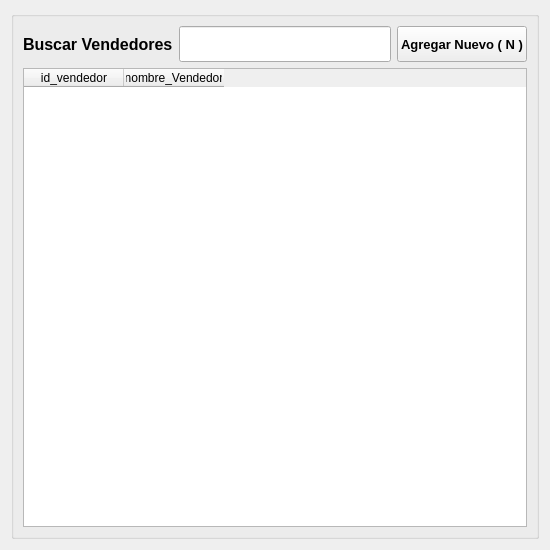
Above: ui/listavendedores.ui from OesteDEV/TPV before the change. Below: the same form after it.
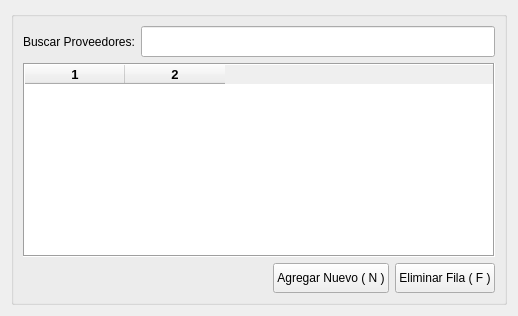
That is the form after the change. Icons and pictures are not drawn.

Diff of the .ui file:
```diff
--- a/ui/listavendedores.ui
+++ b/ui/listavendedores.ui
@@ -6,22 +6,10 @@
    <rect>
     <x>0</x>
     <y>0</y>
-    <width>550</width>
-    <height>550</height>
+    <width>518</width>
+    <height>316</height>
    </rect>
   </property>
-  <property name="minimumSize">
-   <size>
-    <width>550</width>
-    <height>550</height>
-   </size>
-  </property>
-  <property name="maximumSize">
-   <size>
-    <width>550</width>
-    <height>550</height>
-   </size>
-  </property>
   <property name="windowTitle">
    <string>Lista de Vendedores</string>
   </property>
@@ -32,30 +20,13 @@
   <property name="windowOpacity">
    <double>21.000000000000000</double>
   </property>
-  <layout class="QGridLayout" name="gridLayout">
+  <layout class="QGridLayout" name="gridLayout" columnstretch="0,0">
    <item row="0" column="0" colspan="2">
     <widget class="QGroupBox" name="groupBox">
      <property name="title">
       <string/>
      </property>
-     <layout class="QGridLayout" name="gridLayout_2" rowstretch="0,0,0">
-      <item row="0" column="1" rowspan="2">
-       <widget class="QLineEdit" name="lineEdit">
-        <property name="sizePolicy">
-         <sizepolicy hsizetype="Expanding" vsizetype="Expanding">
-          <horstretch>0</horstretch>
-          <verstretch>0</verstretch>
-         </sizepolicy>
-        </property>
-        <property name="font">
-         <font>
-          <pointsize>18</pointsize>
-          <weight>75</weight>
-          <bold>true</bold>
-         </font>
-        </property>
-       </widget>
-      </item>
+     <layout class="QGridLayout" name="gridLayout_2" rowstretch="0,0,0,0">
       <item row="0" column="0" rowspan="2">
        <widget class="QLabel" name="label">
         <property name="sizePolicy">
@@ -64,35 +35,169 @@
           <verstretch>0</verstretch>
          </sizepolicy>
         </property>
-        <property name="font">
-         <font>
-          <family>Arial</family>
-          <pointsize>12</pointsize>
-          <weight>75</weight>
-          <bold>true</bold>
-         </font>
-        </property>
         <property name="text">
-         <string>Buscar Vendedores</string>
+         <string>Buscar Proveedores:</string>
         </property>
        </widget>
       </item>
-      <item row="0" column="2" rowspan="2">
-       <widget class="QPushButton" name="nuevo">
-        <property name="sizePolicy">
-         <sizepolicy hsizetype="Fixed" vsizetype="Expanding">
-          <horstretch>0</horstretch>
-          <verstretch>0</verstretch>
-         </sizepolicy>
+      <item row="2" column="0" colspan="4">
+       <widget class="QTableWidget" name="tableWidget">
+        <property name="palette">
+         <palette>
+          <active>
+           <colorrole role="Text">
+            <brush brushstyle="SolidPattern">
+             <color alpha="255">
+              <red>0</red>
+              <green>0</green>
+              <blue>255</blue>
+             </color>
+            </brush>
+           </colorrole>
+          </active>
+          <inactive>
+           <colorrole role="Text">
+            <brush brushstyle="SolidPattern">
+             <color alpha="255">
+              <red>0</red>
+              <green>0</green>
+              <blue>255</blue>
+             </color>
+            </brush>
+           </colorrole>
+          </inactive>
+          <disabled>
+           <colorrole role="Text">
+            <brush brushstyle="SolidPattern">
+             <color alpha="255">
+              <red>120</red>
+              <green>120</green>
+              <blue>120</blue>
+             </color>
+            </brush>
+           </colorrole>
+          </disabled>
+         </palette>
         </property>
         <property name="font">
          <font>
-          <family>Arial</family>
+          <family>MS Shell Dlg 2</family>
           <pointsize>10</pointsize>
           <weight>75</weight>
           <bold>true</bold>
          </font>
         </property>
+        <property name="frameShape">
+         <enum>QFrame::Box</enum>
+        </property>
+        <property name="editTriggers">
+         <set>QAbstractItemView::NoEditTriggers</set>
+        </property>
+        <property name="columnCount">
+         <number>2</number>
+        </property>
+        <attribute name="horizontalHeaderVisible">
+         <bool>true</bool>
+        </attribute>
+        <attribute name="verticalHeaderVisible">
+         <bool>false</bool>
+        </attribute>
+        <column/>
+        <column/>
+       </widget>
+      </item>
+      <item row="0" column="1" rowspan="2" colspan="3">
+       <widget class="QLineEdit" name="lineEdit">
+        <property name="sizePolicy">
+         <sizepolicy hsizetype="Expanding" vsizetype="Expanding">
+          <horstretch>0</horstretch>
+          <verstretch>0</verstretch>
+         </sizepolicy>
+        </property>
+        <property name="palette">
+         <palette>
+          <active>
+           <colorrole role="Text">
+            <brush brushstyle="SolidPattern">
+             <color alpha="255">
+              <red>0</red>
+              <green>0</green>
+              <blue>255</blue>
+             </color>
+            </brush>
+           </colorrole>
+          </active>
+          <inactive>
+           <colorrole role="Text">
+            <brush brushstyle="SolidPattern">
+             <color alpha="255">
+              <red>0</red>
+              <green>0</green>
+              <blue>255</blue>
+             </color>
+            </brush>
+           </colorrole>
+          </inactive>
+          <disabled>
+           <colorrole role="Text">
+            <brush brushstyle="SolidPattern">
+             <color alpha="255">
+              <red>120</red>
+              <green>120</green>
+              <blue>120</blue>
+             </color>
+            </brush>
+           </colorrole>
+          </disabled>
+         </palette>
+        </property>
+        <property name="font">
+         <font>
+          <family>MS Shell Dlg 2</family>
+          <pointsize>14</pointsize>
+          <weight>75</weight>
+          <bold>true</bold>
+         </font>
+        </property>
+       </widget>
+      </item>
+      <item row="3" column="3">
+       <widget class="QPushButton" name="eliminar">
+        <property name="sizePolicy">
+         <sizepolicy hsizetype="Fixed" vsizetype="Fixed">
+          <horstretch>0</horstretch>
+          <verstretch>0</verstretch>
+         </sizepolicy>
+        </property>
+        <property name="minimumSize">
+         <size>
+          <width>100</width>
+          <height>30</height>
+         </size>
+        </property>
+        <property name="text">
+         <string>Eliminar Fila ( F )</string>
+        </property>
+        <property name="icon">
+         <iconset>
+          <normaloff>icon/cancel.png</normaloff>icon/cancel.png</iconset>
+        </property>
+       </widget>
+      </item>
+      <item row="3" column="2">
+       <widget class="QPushButton" name="nuevo">
+        <property name="sizePolicy">
+         <sizepolicy hsizetype="Fixed" vsizetype="Fixed">
+          <horstretch>0</horstretch>
+          <verstretch>0</verstretch>
+         </sizepolicy>
+        </property>
+        <property name="minimumSize">
+         <size>
+          <width>100</width>
+          <height>30</height>
+         </size>
+        </property>
         <property name="text">
          <string>Agregar Nuevo ( N )</string>
         </property>
@@ -100,26 +205,6 @@
          <iconset>
           <normaloff>icon/nuevo.png</normaloff>icon/nuevo.png</iconset>
         </property>
-        <property name="iconSize">
-         <size>
-          <width>20</width>
-          <height>20</height>
-         </size>
-        </property>
-       </widget>
-      </item>
-      <item row="2" column="0" colspan="3">
-       <widget class="QTableWidget" name="tableWidget">
-        <column>
-         <property name="text">
-          <string notr="true">id_vendedor</string>
-         </property>
-        </column>
-        <column>
-         <property name="text">
-          <string>nombre_Vendedor</string>
-         </property>
-        </column>
        </widget>
       </item>
      </layout>
```
